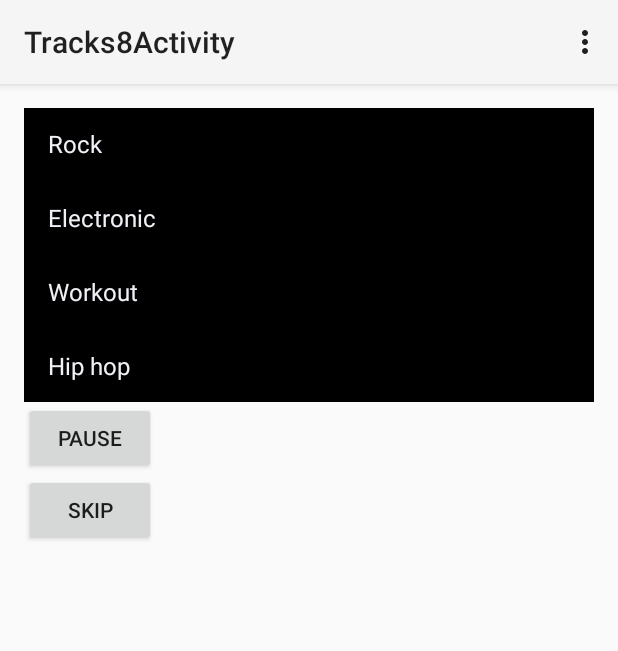
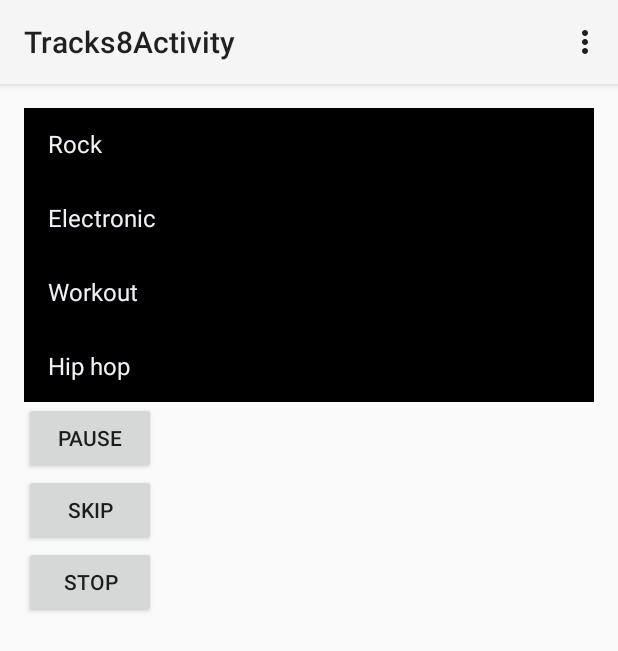
Before and after one commit to phillipchengh/Coach_K, an Android app: the Tracks8Activity screen opened directly, with no data from a screen before it, on a phone screen of 412 x 824 dp. Shown: the top 651 px of the screen. Run offline under Robolectric (Android 15) with nearby library versions, the phone set to English and light mode, and no system bars.

Commit message:
music stop

```diff
--- a/android/app/src/main/res/layout/activity_tracks8.xml
+++ b/android/app/src/main/res/layout/activity_tracks8.xml
@@ -39,7 +39,15 @@
             android:layout_height="wrap_content"
             android:layout_gravity="bottom"
             android:text="@string/tracks8_next"
-            android:onClick="skipClicked_stupid" />
+            android:onClick="skipClicked" />
+
+        <Button
+            android:id="@+id/button_next"
+            android:layout_width="wrap_content"
+            android:layout_height="wrap_content"
+            android:layout_gravity="bottom"
+            android:text="@string/tracks8_stop"
+            android:onClick="stopClicked" />
 
     </LinearLayout>
 
--- a/android/app/src/main/res/values/strings.xml
+++ b/android/app/src/main/res/values/strings.xml
@@ -12,5 +12,7 @@
 
     <string name="tracks8_pause">Pause</string>
     <string name="tracks8_next">Skip</string>
+    <string name="tracks8_stop">Stop</string>
+
     <string name="hello_blank_fragment">Hello blank fragment</string>
 </resources>
```
Also changed, not shown: android/app/src/main/java/com/coachksrun/Tracks8/MusicService.java (+8 -0 lines), android/app/src/main/java/com/coachksrun/Tracks8Activity.java (+16 -4 lines).
